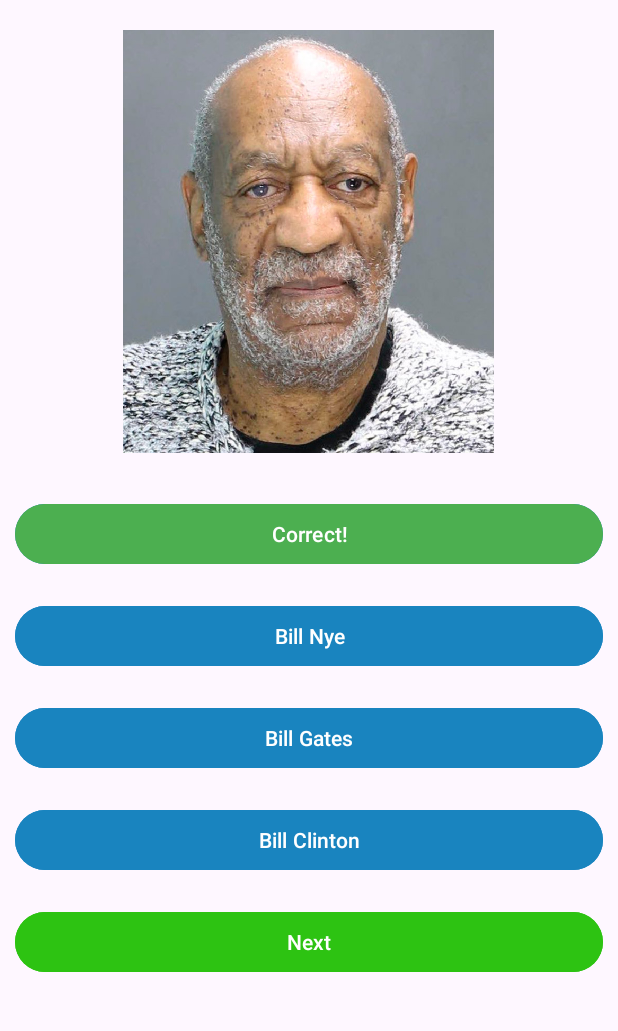
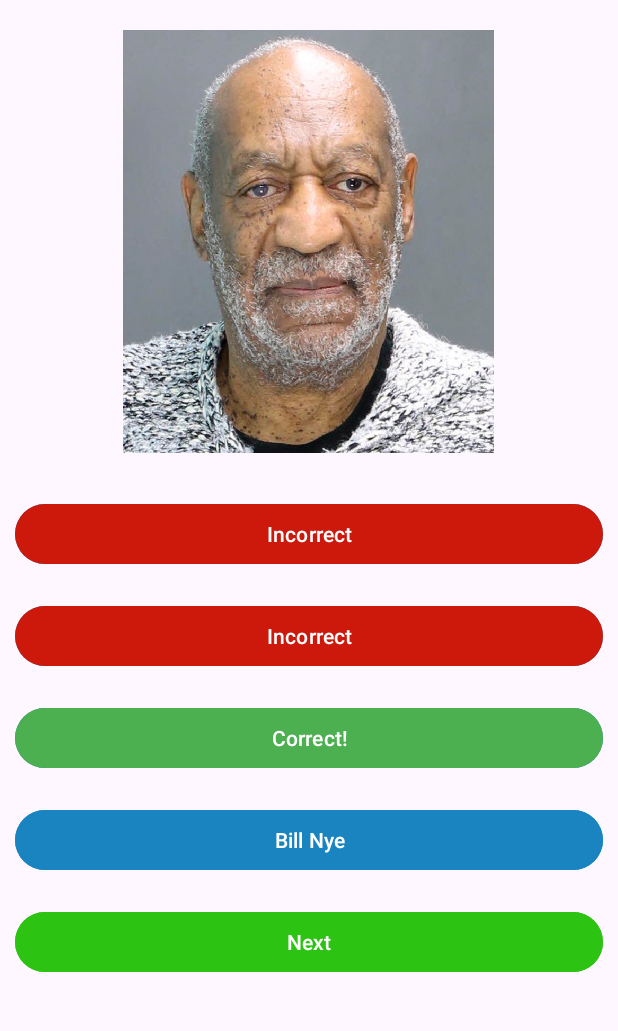
Before and after one commit to Pmacdon15/Guess-The-Celebrity-Game, an Android app: the GameActivity screen opened directly, with no data from a screen before it, after a tap on "Bill Cosby", on a phone screen of 412 x 824 dp, the part 96-1127 px from its top. Run offline under Robolectric (Android 15) with nearby library versions, the phone set to English and light mode, and no system bars; 3 other taps on this screen came first.

Commit message:
answers now in random order.

```diff
--- a/app/src/main/java/com/example/assignment_2_project/GameActivity.java
+++ b/app/src/main/java/com/example/assignment_2_project/GameActivity.java
@@ -8,6 +8,9 @@ import android.widget.ImageView;
 import androidx.annotation.StringRes;
 import androidx.appcompat.app.AppCompatActivity;
 
+import java.util.ArrayList;
+import java.util.Collections;
+
 public class GameActivity extends AppCompatActivity {
 
     private ImageView imageViewCelebrity;
@@ -16,17 +19,18 @@ public class GameActivity extends AppCompatActivity {
     private Button buttonAnswer3;
     private Button buttonAnswer4;
     private Button buttonNext;
-    private Button[] buttons;
-    private final String[] correctGuesses = {"Bill Cosby", "Mike Tyson", "Kid Rock", "Robert Downey Jr.","Charlie Sheen"};
+    //private Button[] buttons;
+    private ArrayList<Button> buttons;
+    //private final String[] correctGuesses = {"Bill Cosby", "Mike Tyson", "Kid Rock", "Robert Downey Jr.","Charlie Sheen"};
     private final int[] resourceFiles = {R.drawable.cosby, R.drawable.tyson, R.drawable.kidrock, R.drawable.rdj, R.drawable.charliesheen};
 
     // 2D array of incorrect guesses for each round
-    private final String[][] incorrectGuesses = {
-            {"Bill Nye", "Bill Gates", "Bill Clinton"},
-            {"Bill Murray", "Billie Eilish", "Billie Joe Armstrong"},
-            {"Billie Holiday", "Billy Joel", "Billy Ray Cyrus"},
-            {"Billy Idol", "Billy Bob Thornton", "Billy Crystal"},
-            {"Billy Dee Williams", "Billy Zane", "Billy Corgan"}
+    private final String[][] guesses = {
+            {"Bill Cosby", "Bill Nye", "Bill Gates", "Bill Clinton"},
+            {"Mike Tyson", "Bill Murray", "Billie Eilish", "Billie Joe Armstrong"},
+            {"Kid Rock", "Billie Holiday", "Billy Joel", "Billy Ray Cyrus"},
+            {"Robert Downey Jr.", "Billy Idol", "Billy Bob Thornton", "Billy Crystal"},
+            {"Charlie Sheen", "Billy Dee Williams", "Billy Zane", "Billy Corgan"}
     };
 
 
@@ -42,8 +46,15 @@ public class GameActivity extends AppCompatActivity {
         buttonAnswer4 = findViewById(R.id.button_Answer4);
         buttonNext = findViewById(R.id.button_Next);
 
+        // Initialize the buttons ArrayList
+        buttons = new ArrayList<>();
+        buttons.add(buttonAnswer1);
+        buttons.add(buttonAnswer2);
+        buttons.add(buttonAnswer3);
+        buttons.add(buttonAnswer4);
+
         // Initialize the buttons array after setContentView()
-        buttons = new Button[]{buttonAnswer1, buttonAnswer2, buttonAnswer3, buttonAnswer4};
+        //buttons = new Button[]{buttonAnswer1, buttonAnswer2, buttonAnswer3, buttonAnswer4};
 
         setupButtons(0);
 
@@ -57,26 +68,31 @@ public class GameActivity extends AppCompatActivity {
 
 
     private void setupButtons(int round) {
-
+        // Change the text of the next button to "Finish" if it's the last round
         if (round == 4) {
             buttonNext.setText(R.string.finish);
         }
 
+        // Set the image of the celebrity
         imageViewCelebrity.setImageResource(resourceFiles[round]);
-        buttonAnswer1.setText(correctGuesses[round]);
-        buttonAnswer2.setText(incorrectGuesses[round][0]);
-        buttonAnswer3.setText(incorrectGuesses[round][1]);
-        buttonAnswer4.setText(incorrectGuesses[round][2]);
 
-        buttonAnswer1.setBackgroundColor(getResources().getColor(R.color.blue, null));
-        buttonAnswer2.setBackgroundColor(getResources().getColor(R.color.blue, null));
-        buttonAnswer3.setBackgroundColor(getResources().getColor(R.color.blue, null));
-        buttonAnswer4.setBackgroundColor(getResources().getColor(R.color.blue, null));
+        // Shuffling the buttons
+        Collections.shuffle(buttons);
+
+        // Loop through the buttons and set the text
+        for (int i = 0; i < buttons.size(); i++) {
+            buttons.get(i).setText(guesses[round][i]);
+        }
+
+        // Set the button color blue for each button
+        for (Button button : buttons) {
+            button.setBackgroundColor(getResources().getColor(R.color.blue, null));
+        }
 
         // Set up click listeners for each button
         for (Button button : buttons) {
             button.setOnClickListener(view -> {
-                if (button.getText().toString().equals(correctGuesses[round])) {
+                if (button.getText().toString().equals(guesses[round][0])) {
                     // This is the correct answer
                     button.setBackgroundColor(getResources().getColor(R.color.green, null));
                     button.setText(R.string.correct);
```
